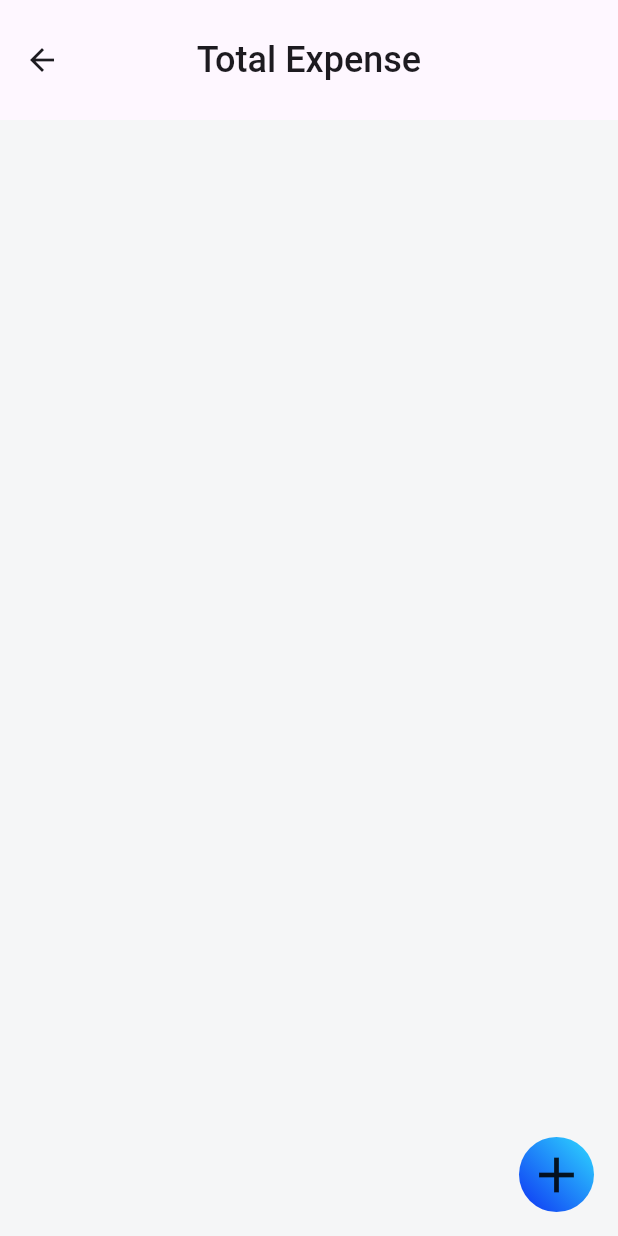
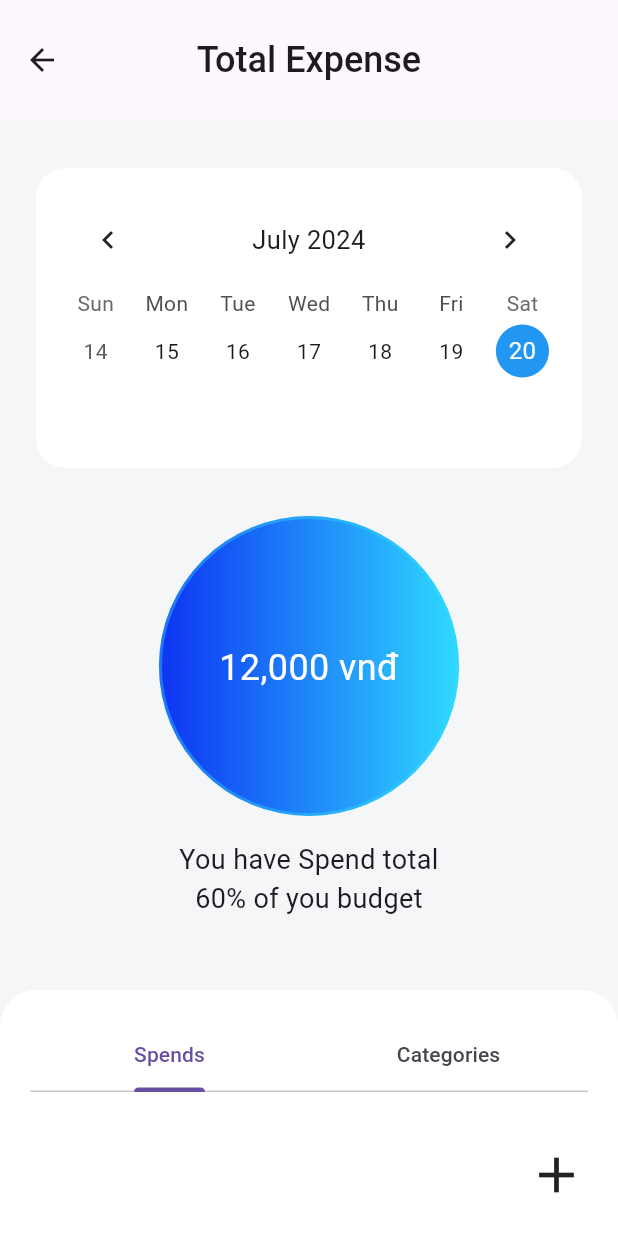
Before and after one commit to TranTrungTinLV/Expense_Tracker_App, a Flutter app: the Totalexpense screen opened by its route, on a phone screen of 412 x 824 dp. Run offline on Flutter 3.47's test engine with Material 3 defaults, Android fonts, the phone set to English and light mode, and no system bars; drawn by our look-alikes of table_calendar; our stand-ins replace carousel_slider, font_awesome_flutter, modal_bottom_sheet, sqflite; accounts and stored records are empty; network calls fail.

Commit message:
update total_expense

```diff
--- a/lib/EmptyCart.dart
+++ b/lib/EmptyCart.dart
@@ -18,8 +18,8 @@ class EmptyCard extends StatefulWidget {
       required this.icon,
       required this.title,
       required this.amount,
-      this.horizontal = 8.0,
-      this.vertical = 10.0,
+      required this.horizontal,
+      required this.vertical,
       this.coulor = colorText,
       this.cardCoulor,
       this.onTap});
@@ -52,8 +52,14 @@ class _EmptyCardState extends State<EmptyCard> {
         });
       },
       child: Container(
-        margin: EdgeInsets.symmetric(
-            vertical: widget.vertical, horizontal: widget.horizontal),
+        // margin: EdgeInsets.symmetric(
+        //     vertical: widget.vertical, horizontal: widget.horizontal),
+        // padding: EdgeInsets.symmetric(horizontal: 20.0),
+        margin: EdgeInsets.only(
+            top: widget.vertical,
+            bottom: widget.vertical,
+            right: 20,
+            left: widget.horizontal),
         decoration: BoxDecoration(
             gradient: LinearGradient(
               begin: Alignment(1, -1),
--- a/lib/homepage.dart
+++ b/lib/homepage.dart
@@ -109,35 +109,36 @@ class _HomePageState extends State<HomePage> {
               scrollDirection: Axis.horizontal,
               child: Row(
                 children: <Widget>[
-                  EmptyCard(
-                    icon: FontAwesomeIcons.wallet,
-                    amount: '1.000.000',
-                    title: 'Total Salary',
-                    vertical: 10.0,
-                    horizontal: 30.0,
-                    onTap: () {
-                      setState(() {
-                        print("Hello");
-                      });
-                    },
-                  ),
+                  // EmptyCard(
+                  //   icon: FontAwesomeIcons.wallet,
+                  //   amount: '1.000.000',
+                  //   title: 'Total Salary',
+                  //   vertical: 10.0,
+                  //   horizontal: 30.0,
+                  //   onTap: () {
+                  //     setState(() {
+                  //       print("Hello");
+                  //     });
+                  //   },
+                  // ),
                   EmptyCard(
                     icon: FontAwesomeIcons.wallet,
                     amount: '1.000.000',
                     title: 'Total Expense',
-                    horizontal: 0.0,
-                    vertical: 0.0,
+                    horizontal: 20.0,
+                    vertical: 10.0,
                     onTap: () {
                       print("Total Expense");
                       Navigator.pushNamed(context, Totalexpense.id);
                     },
                   ),
+                  Container(),
                   EmptyCard(
                     icon: FontAwesomeIcons.wallet,
                     amount: '1.000.000',
                     title: 'Monthly',
-                    vertical: 10.0,
-                    horizontal: 30.0,
+                    vertical: 20.0,
+                    horizontal: 10.0,
                     onTap: () {
                       print("Monthly");
                     },
--- a/lib/new_expense.dart
+++ b/lib/new_expense.dart
@@ -26,7 +26,7 @@ class _NewExpenseState extends State<NewExpense> {
         context: context,
         initialDate: now,
         firstDate: firstDate,
-        lastDate: now);
+        lastDate: DateTime(2030));
     setState(() {
       _selectedDate = pickedDate;
     });
--- a/lib/screen/TotalExpense.dart
+++ b/lib/screen/TotalExpense.dart
@@ -1,4 +1,7 @@
+import 'package:expense_tracker/ListTitle.dart';
+import 'package:expense_tracker/expense.dart';
 import 'package:flutter/material.dart';
+import 'package:table_calendar/table_calendar.dart';
 
 class Totalexpense extends StatefulWidget {
   static String id = 'total_expense';
@@ -9,6 +12,28 @@ class Totalexpense extends StatefulWidget {
 }
 
 class _TotalexpenseState extends State<Totalexpense> {
+  DateTime today = DateTime.now();
+  CalendarFormat _calendarFormat = CalendarFormat.week;
+  final List<Expense> _registeredExpense = [
+    // Expense("haha",
+    //     title: "cc",
+    //     date: DateTime.now(),
+    //     amount: 19.99,
+    //     source: "Levi",
+    //     category: Category.Food),
+    // Expense("Food",
+    //     title: "cooocooo",
+    //     date: DateTime.now(),
+    //     amount: 19.99,
+    //     source: "Tintran",
+    //     category: Category.Advertising),
+  ];
+  void _onDaySelected(DateTime day, DateTime focusedDay) {
+    setState(() {
+      today = day;
+    });
+  }
+
   @override
   Widget build(BuildContext context) {
     return Scaffold(
@@ -20,12 +45,6 @@ class _TotalexpenseState extends State<Totalexpense> {
             Icons.add,
             size: 40,
           ),
-          decoration: const BoxDecoration(
-              shape: BoxShape.circle,
-              gradient: LinearGradient(
-                  colors: [Color(0xff2fdaff), Color(0xff0E33F3)],
-                  begin: Alignment.topRight,
-                  end: Alignment.bottomLeft)),
         ),
         onTap: () {
           print("floatingActionButton");
@@ -39,6 +58,116 @@ class _TotalexpenseState extends State<Totalexpense> {
             'Total Expense',
             style: TextStyle(fontSize: 24.0, fontWeight: FontWeight.w500),
           )),
+      body: SingleChildScrollView(
+        child: Column(children: [
+          Container(
+            decoration: BoxDecoration(
+                color: Colors.white,
+                borderRadius: BorderRadius.all(Radius.circular(20))),
+            padding: EdgeInsets.symmetric(vertical: 16, horizontal: 16),
+            margin: EdgeInsets.symmetric(vertical: 32, horizontal: 24),
+            // color: Colors.red,
+            // width: 400,
+            height: 200,
+            child: Column(children: [
+              TableCalendar(
+                calendarFormat: _calendarFormat,
+                calendarStyle: CalendarStyle(
+                    isTodayHighlighted: true,
+                    selectedDecoration: BoxDecoration(
+                      color: Colors.blue,
+                      shape: BoxShape.circle,
+                    ),
+                    todayDecoration: BoxDecoration(
+                      color: Colors.grey[300],
+                      shape: BoxShape.circle,
+                    )),
+                locale: 'en_US',
+                focusedDay: today,
+                headerStyle: HeaderStyle(
+                    formatButtonVisible: false, titleCentered: true),
+                availableGestures: AvailableGestures.all,
+                firstDay: DateTime.utc(2010, 10, 16),
+                lastDay: DateTime.utc(2030, 12, 29),
+                onDaySelected: _onDaySelected,
+                selectedDayPredicate: (day) => isSameDay(day, today),
+              ),
+            ]),
+          ),
+          Container(
+            width: 200.0,
+            height: 200.0,
+            padding: EdgeInsets.symmetric(vertical: 82, horizontal: 21),
+            decoration: BoxDecoration(
+                shape: BoxShape.circle,
+                gradient: LinearGradient(
+                    begin: Alignment(1, 1),
+                    end: Alignment(-1, 1),
+                    stops: <double>[0, 1],
+                    colors: [Color(0xFF2FDAFF), Color(0xFF0E33F3)]),
+                border: Border.all(color: Color(0x662FD9FF), width: 2.0)),
+            child: Text(
+              '12,000 vnđ',
+              textAlign: TextAlign.center,
+              style: TextStyle(fontSize: 24.0, color: Colors.white),
+            ),
+          ),
+          Container(
+            width: 200.0,
+            margin: EdgeInsets.symmetric(vertical: 16.0),
+            child: Text(
+              'You have Spend total 60% of you budget',
+              style: TextStyle(fontSize: 18.0),
+              textAlign: TextAlign.center,
+            ),
+          ),
+          // Expanded(
+          Container(
+            // color: Colors.white,
+            height: 800,
+            margin: EdgeInsets.only(top: 32),
+            padding: EdgeInsets.all(20.0),
+            decoration: const BoxDecoration(
+                color: Colors.white,
+                borderRadius: BorderRadius.only(
+                    topLeft: Radius.circular(24.0),
+                    topRight: Radius.circular(24.0))),
+            child: DefaultTabController(
+              length: 2,
+              child: Column(
+                children: [
+                  TabBar(
+                    tabs: [
+                      Tab(
+                        child: Text("Spends"),
+                      ),
+                      Tab(
+                        child: Text("Categories"),
+                      )
+                    ],
+                  ),
+                  Container(
+                    height: 300,
+                    child: TabBarView(
+                      children: [
+                        Container(
+                            height: 100,
+                            margin: EdgeInsets.only(top: 24, bottom: 50),
+                            padding: EdgeInsets.only(bottom: 30),
+                            child: titleList(
+                              expense: _registeredExpense,
+                            )),
+                        Text("Haa")
+                      ],
+                    ),
+                  ),
+                ],
+              ),
+            ),
+          ),
+          // )
+        ]),
+      ),
     );
   }
 }
--- a/pubspec.yaml
+++ b/pubspec.yaml
@@ -41,6 +41,7 @@ dependencies:
   sqflite: ^2.3.3+1
   path: ^1.8.1
   carousel_slider: ^4.2.1
+  table_calendar: ^3.1.2
 dev_dependencies:
   flutter_test:
     sdk: flutter
```
Also changed, not shown: pubspec.lock.
